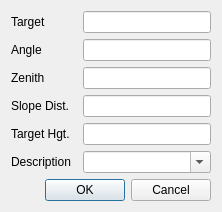
This is Dialogs/obsdlg.ui in acraig5075/survey-calcs as Qt 5 draws it before an edit. The edited form follows.
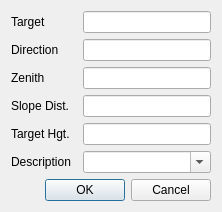
This is the edited form.

Commit message: 1. Fixed crash on dpolar calculate button; 2. Styled obs list dlg to have darker background.

Patch:
```diff
--- a/Dialogs/obsdlg.ui
+++ b/Dialogs/obsdlg.ui
@@ -29,7 +29,7 @@
      <item row="1" column="0">
       <widget class="QLabel" name="label_2">
        <property name="text">
-        <string>Angle</string>
+        <string>Direction</string>
        </property>
       </widget>
      </item>
```
The commit also changes 6 other files.
